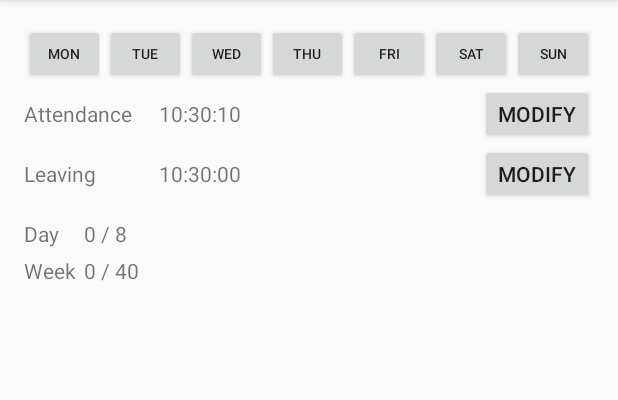
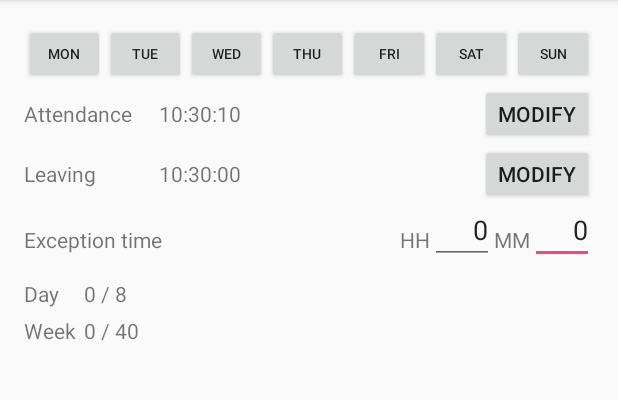
Before and after one commit to vimff/tman, an Android app: the screen it shows after launch (MainActivity), after a tap on "MODIFY", on a phone screen of 412 x 824 dp, the part 84-484 px from its top. Run offline under Robolectric (Android 15) with nearby library versions, the phone set to English and light mode, and no system bars; libraries missing offline, so code that uses them is left out: junit.framework.

Commit message:
Add exception time field

```diff
--- a/android/app/src/main/java/com/seakwon/tman/MainActivity.java
+++ b/android/app/src/main/java/com/seakwon/tman/MainActivity.java
@@ -6,22 +6,21 @@ import android.support.v7.widget.Toolbar;
 import android.view.Menu;
 import android.view.MenuItem;
 import android.view.View;
-import android.widget.Button;
 import android.widget.TextView;
+
+import junit.framework.Assert;
 
 import java.text.SimpleDateFormat;
 import java.util.Calendar;
 import java.util.Date;
 import java.util.Locale;
 
-public class MainActivity extends AppCompatActivity {
+public class MainActivity extends AppCompatActivity implements View.OnClickListener {
 
     TextView mTextViewAttendanceTime;
     TextView mTextViewLeavingTime;
     TextView mTextViewDayStatus;
     TextView mTextViewWeekStatus;
-    Button mButtonModifyAttendanceTime;
-    Button mButtonModifyLeavingTime;
 
     @Override
     protected void onCreate(Bundle savedInstanceState) {
@@ -99,29 +98,28 @@ public class MainActivity extends AppCompatActivity {
                 "HH:mm:ss", Locale.KOREA).format(date));
     }
 
+    @Override
+    public void onClick(View v) {
+        switch (v.getId()) {
+            case R.id.buttonModifyAttendanceTime:
+                setAttendanceTime();
+                break;
+            case R.id.buttonModifyLeavingTime:
+                setLeavingTime();
+                break;
+            default:
+                Assert.assertFalse("Should not reached", true);
+        }
+    }
+
     private void initialize() {
         mTextViewAttendanceTime = (TextView) findViewById(R.id.textViewAttendanceTime);
         mTextViewLeavingTime = (TextView) findViewById(R.id.textViewLeavingTime);
-        mButtonModifyAttendanceTime = (Button) findViewById(R.id.buttonModifyAttendanceTime);
-        mButtonModifyLeavingTime = (Button) findViewById(R.id.buttonModifyLeavingTime);
         mTextViewDayStatus = (TextView) findViewById(R.id.textViewDayStatus);
         mTextViewWeekStatus = (TextView) findViewById(R.id.textViewWeekStatus);
 
-
-        mButtonModifyAttendanceTime.setOnClickListener(new View.OnClickListener() {
-            @Override
-            public void onClick(View v) {
-                setAttendanceTime();
-            }
-        });
-
-
-        mButtonModifyLeavingTime.setOnClickListener(new View.OnClickListener() {
-            @Override
-            public void onClick(View v) {
-                setLeavingTime();
-            }
-        });
+        findViewById(R.id.buttonModifyAttendanceTime).setOnClickListener(this);
+        findViewById(R.id.buttonModifyLeavingTime).setOnClickListener(this);
 
         setAttendanceTime();
         setLeavingTime();
--- a/android/app/src/main/res/layout/content_main.xml
+++ b/android/app/src/main/res/layout/content_main.xml
@@ -91,7 +91,8 @@
         android:layout_height="wrap_content"
         android:layout_below="@+id/linearLayoutDays"
         android:id="@+id/linearLayoutAttendance"
-        android:layout_alignParentStart="true">
+        android:layout_alignParentStart="true"
+        android:textAlignment="viewEnd">
 
         <Button
             style="?android:attr/buttonStyleSmall"
@@ -138,6 +139,53 @@
             android:layout_width="wrap_content"
             android:layout_height="wrap_content"
             android:id="@+id/textViewLeavingTime" />
+
+        <EditText
+            android:layout_width="wrap_content"
+            android:layout_height="40dp"
+            android:inputType="numberDecimal"
+            android:ems="2"
+            android:id="@+id/editTextExceptionTimeMinutes"
+            android:layout_alignParentRight="true"
+            android:layout_below="@id/buttonModifyLeavingTime"
+            android:text="0"
+            android:textAlignment="viewEnd" />
+
+        <TextView
+            android:layout_alignBaseline="@id/editTextExceptionTimeMinutes"
+            android:layout_toLeftOf="@id/editTextExceptionTimeMinutes"
+            android:layout_width="wrap_content"
+            android:layout_height="wrap_content"
+            android:text="@string/minute"
+            android:id="@+id/textViewHour"/>
+
+        <EditText
+            android:layout_width="wrap_content"
+            android:layout_height="40dp"
+            android:inputType="numberDecimal"
+            android:ems="2"
+            android:id="@+id/editTextExceptionTimeHours"
+            android:layout_alignBaseline="@+id/editTextExceptionTimeMinutes"
+            android:layout_toLeftOf="@id/textViewHour"
+            android:text="0"
+            android:textAlignment="viewEnd" />
+
+        <TextView
+            android:layout_alignBaseline="@id/editTextExceptionTimeMinutes"
+            android:layout_toLeftOf="@id/editTextExceptionTimeHours"
+            android:layout_width="wrap_content"
+            android:layout_height="wrap_content"
+            android:text="@string/hour"
+            android:id="@+id/textViewMinute"/>
+
+        <TextView
+            android:layout_below="@id/buttonModifyLeavingTime"
+            android:layout_alignLeft="@id/textViewLeaving"
+            android:layout_alignBaseline="@id/editTextExceptionTimeMinutes"
+            android:layout_width="wrap_content"
+            android:layout_height="wrap_content"
+            android:text="@string/exception"
+            android:id="@+id/textViewExceptionTime" />
 
     </RelativeLayout>
 
@@ -186,28 +234,4 @@
         </TableRow>
 
     </TableLayout>
-
-    <!--<LinearLayout-->
-        <!--android:orientation="horizontal"-->
-        <!--android:layout_width="match_parent"-->
-        <!--android:layout_height="wrap_content"-->
-        <!--android:layout_alignParentTop="true"-->
-        <!--android:layout_alignParentStart="true">-->
-
-        <!--<TextView-->
-            <!--android:layout_width="wrap_content"-->
-            <!--android:layout_height="wrap_content"-->
-            <!--android:text="New Text"-->
-            <!--android:id="@+id/textViewDate"-->
-            <!--android:layout_weight="2"/>-->
-
-        <!--<Spinner-->
-            <!--android:layout_width="wrap_content"-->
-            <!--android:layout_height="wrap_content"-->
-            <!--android:id="@+id/spinnerDays"-->
-            <!--android:spinnerMode="dropdown"-->
-            <!--android:layout_weight="1" />-->
-
-    <!--</LinearLayout>-->
-
 </RelativeLayout>
--- a/android/app/src/main/res/values/strings.xml
+++ b/android/app/src/main/res/values/strings.xml
@@ -11,9 +11,12 @@
 
     <string name="attendance">Attendance</string>
     <string name="leaving">Leaving</string>
+    <string name="exception">Exception time</string>
 
     <string name="modify">Modify</string>
 
     <string name="day_hours">Day</string>
     <string name="week_hours">Week</string>
+    <string name="hour">HH</string>
+    <string name="minute">MM</string>
 </resources>
```
